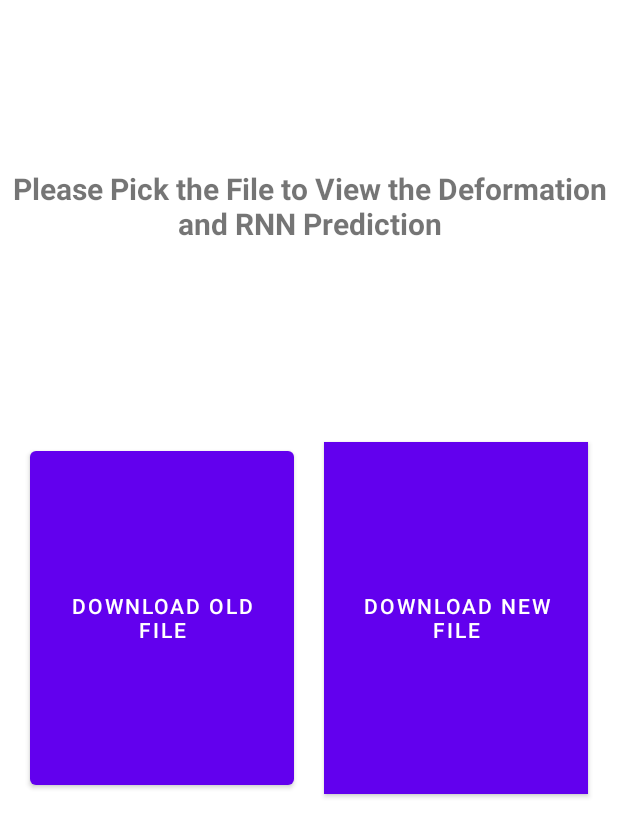
After one commit to KushKD/Mining_Deformation_Rnn, an Android app: the layout activity_choose_file.xml on its own in the app's theme, with its tools: preview values and no code run, on a phone screen of 412 x 824 dp. The commit adds this screen. Shown: the top 837 px of the screen. Run offline under Robolectric (Android 15) with nearby library versions, the phone set to English and light mode, and no system bars.

Commit message:
Code Updated

```diff
--- a/app/src/main/java/com/kushkumardhawan/SplashScreen.java
+++ b/app/src/main/java/com/kushkumardhawan/SplashScreen.java
@@ -28,7 +28,7 @@ public class SplashScreen extends AppCompatActivity {
             public void run() {
 
 //MainActivity
-                Intent mainIntent = new Intent(SplashScreen.this, DownloadShowFile.class);
+                Intent mainIntent = new Intent(SplashScreen.this, ChooseFile.class);
                 SplashScreen.this.startActivity(mainIntent);
                 SplashScreen.this.finish();
 
--- /dev/null
+++ b/app/src/main/res/layout/activity_choose_file.xml
@@ -0,0 +1,76 @@
+<LinearLayout xmlns:android="http://schemas.android.com/apk/res/android"
+    android:layout_width="fill_parent"
+    android:layout_height="fill_parent"
+    android:orientation="vertical" >
+
+    <LinearLayout
+        android:id="@+id/ll1"
+        android:layout_width="match_parent"
+        android:layout_height="match_parent"
+        android:orientation="vertical"
+        android:layout_weight="1" >
+
+        <TextView
+            android:layout_width="match_parent"
+            android:layout_weight="1"
+            android:layout_gravity="center_vertical|center_horizontal|center"
+            android:gravity="center|center_horizontal|center_vertical"
+            android:textSize="20sp"
+            android:textStyle="bold"
+            android:layout_height="match_parent"
+            android:text="Please Pick the File to View the Deformation and RNN Prediction">
+
+        </TextView>
+    </LinearLayout>
+
+    <LinearLayout
+        android:id="@+id/ll2"
+        android:layout_width="match_parent"
+        android:orientation="horizontal"
+        android:layout_height="match_parent"
+        android:gravity="center|center_vertical|center_horizontal"
+        android:layout_weight="1" >
+
+        <LinearLayout
+
+            android:layout_width="match_parent"
+            android:orientation="horizontal"
+            android:padding="10dp"
+            android:layout_height="match_parent" >
+
+            <Button
+                android:id="@+id/old"
+                android:layout_width="fill_parent"
+                android:layout_height="fill_parent"
+                android:layout_weight="1"
+                android:layout_margin="10sp"
+                android:text="Download Old File">
+
+            </Button>
+
+            <Button
+                android:id="@+id/n"
+                android:layout_width="fill_parent"
+                android:layout_weight="1"
+                android:layout_margin="10sp"
+                android:background="@color/blue"
+                android:layout_height="fill_parent"
+                android:text="Download New File">
+
+            </Button>
+
+
+
+        </LinearLayout>
+
+    </LinearLayout>
+
+    <LinearLayout
+        android:id="@+id/ll3"
+        android:layout_width="match_parent"
+        android:orientation="vertical"
+        android:layout_height="match_parent"
+        android:layout_weight="1" >
+    </LinearLayout>
+
+</LinearLayout>
```
Also changed, not shown: app/src/main/AndroidManifest.xml (+10 -3 lines), app/src/main/java/com/kushkumardhawan/ChooseFile.java (added, +53 -0 lines), app/src/main/java/com/kushkumardhawan/DownloadShowFile.java (+20 -3 lines).
